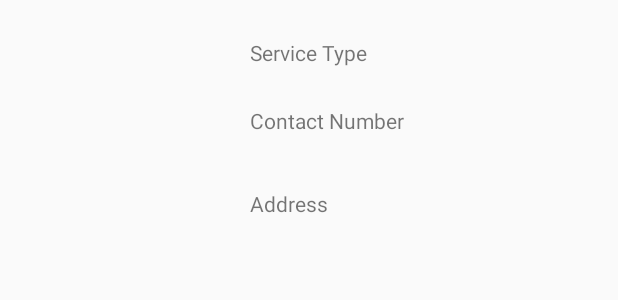
After one commit to codezilla2018/iFINDER, an Android app: the layout dialod_infowindow_clicked.xml on its own in the app's theme, with its tools: preview values and no code run, on a phone screen of 412 x 824 dp. The commit adds this screen. Shown: the top 300 px of the screen. Run offline under Robolectric (Android 15) with nearby library versions, the phone set to English and light mode, and no system bars.

Commit message:
Cotact feature added

```diff
--- a/app/src/main/AndroidManifest.xml
+++ b/app/src/main/AndroidManifest.xml
@@ -8,6 +8,7 @@
          location permissions for the 'MyLocation' functionality.
     -->
     <uses-permission android:name="android.permission.ACCESS_FINE_LOCATION" />
+
 
     <application
         android:name=".App"
--- a/app/src/main/res/layout/activity_user_maps.xml
+++ b/app/src/main/res/layout/activity_user_maps.xml
@@ -13,8 +13,9 @@
         android:id="@+id/btn_select_service"
         android:layout_width="200dp"
         android:layout_height="40dp"
+        android:textColor="@color/colorPrimaryDark"
         android:layout_gravity="center|top"
         android:background="@drawable/my_btn"
         android:layout_marginTop="20dp"
-        android:text="Select Service"/>
+        android:text="Select a Service"/>
 </fragment>
--- /dev/null
+++ b/app/src/main/res/layout/dialod_infowindow_clicked.xml
@@ -0,0 +1,41 @@
+<?xml version="1.0" encoding="utf-8"?>
+<RelativeLayout
+    xmlns:android="http://schemas.android.com/apk/res/android"
+    xmlns:app="http://schemas.android.com/apk/res-auto"
+    xmlns:tools="http://schemas.android.com/tools"
+    android:layout_width="match_parent"
+    android:layout_height="match_parent">
+
+
+    <TextView
+        android:id="@+id/textView"
+        android:layout_width="wrap_content"
+        android:layout_height="wrap_content"
+        android:layout_alignParentTop="true"
+        android:layout_centerHorizontal="true"
+        android:layout_gravity="center_horizontal"
+        android:layout_marginTop="25dp"
+        android:text="Service Type" />
+
+    <TextView
+        android:id="@+id/textView2"
+        android:layout_width="wrap_content"
+        android:layout_height="wrap_content"
+        android:layout_gravity="center_horizontal"
+        android:layout_alignLeft="@+id/textView"
+        android:layout_alignStart="@+id/textView"
+        android:layout_below="@+id/textView"
+        android:layout_marginTop="26dp"
+        android:text="Contact Number" />
+
+    <TextView
+        android:id="@+id/address"
+        android:layout_width="wrap_content"
+        android:layout_height="wrap_content"
+        android:layout_alignLeft="@+id/textView2"
+        android:layout_alignStart="@+id/textView2"
+        android:layout_gravity="center_horizontal"
+        android:layout_below="@+id/textView2"
+        android:layout_marginTop="36dp"
+        android:text="Address" />
+</RelativeLayout>
```
Also changed, not shown: app/src/main/java/com/keliya/chickson/ifinder/UserMapsActivity.kt (+27 -6 lines).
